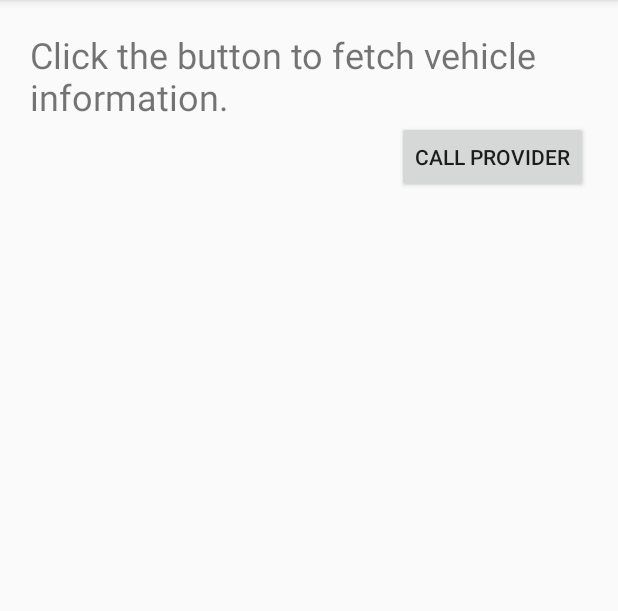
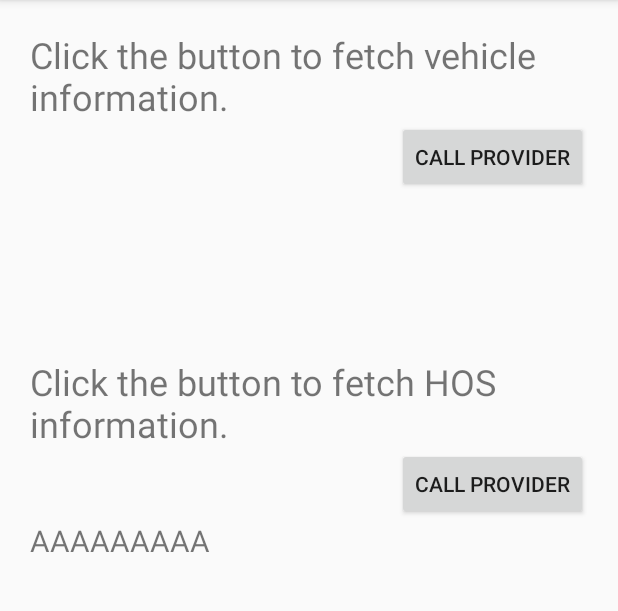
Before and after one commit to opencabstandard/opencab, an Android app: the screen it shows after launch (MainActivity), on a phone screen of 412 x 824 dp, the part 84-695 px from its top. Run offline under Robolectric (Android 15) with nearby library versions, the phone set to English and light mode, and no system bars; libraries missing offline, so code that uses them is left out: de.greenrobot.event, org.opencabstandard.provider; 2 statements that could not run were skipped.

Commit message:
adding consumer changes to support HOS clock durationSeconds

```diff
--- a/OpenCabConsumer/app/src/main/java/com/eleostech/exampleconsumer/MainActivity.java
+++ b/OpenCabConsumer/app/src/main/java/com/eleostech/exampleconsumer/MainActivity.java
@@ -1,32 +1,24 @@
 package com.eleostech.exampleconsumer;
 
-import androidx.appcompat.app.AppCompatActivity;
-
 import android.content.ContentResolver;
-import android.content.Intent;
 import android.net.Uri;
 import android.os.Bundle;
 import android.util.Log;
 import android.view.View;
 import android.view.ViewGroup;
 import android.widget.Button;
-import android.widget.EditText;
 import android.widget.TextView;
-import android.widget.Toast;
 
-import com.eleostech.exampleconsumer.R;
-import com.google.gson.Gson;
-import com.google.gson.JsonObject;
+import androidx.appcompat.app.AppCompatActivity;
 
 import org.opencabstandard.provider.VehicleInformationContract;
 
-import java.text.SimpleDateFormat;
-import java.util.ArrayList;
 import java.util.Calendar;
 import java.util.Date;
-import java.util.List;
 
 import de.greenrobot.event.EventBus;
+
+import org.opencabstandard.provider.HOSContract;
 
 public class MainActivity extends AppCompatActivity {
     private static final String LOG_TAG = MainActivity.class.getCanonicalName();
@@ -37,6 +29,9 @@ public class MainActivity extends AppCompatActivity {
     private TextView idView;
     private TextView gearView;
     private TextView errorView;
+    private TextView clockDuration;
+
+    private TextView clockErrorView;
 
     @Override
     protected void onCreate(Bundle savedInstanceState) {
@@ -50,13 +45,18 @@ public class MainActivity extends AppCompatActivity {
         gearView = findViewById(R.id.gear);
         errorView = findViewById(R.id.error);
 
+        clockDuration = findViewById(R.id.clock_duration);
+        clockErrorView = findViewById(R.id.clock_error);
+
         Button login = findViewById(R.id.login_button);
         login.setOnClickListener(new View.OnClickListener() {
-                                     @Override
-                                     public void onClick(View v) {
-                                         callProvider();
-                                     }
-                                 });
+            @Override
+            public void onClick(View v) {
+                callProvider();
+            }
+        });
+        Button hosButton = findViewById(R.id.hos_button);
+        hosButton.setOnClickListener(v -> callHOSProvider());
 
         EventBus.getDefault().register(this);
     }
@@ -89,7 +89,7 @@ public class MainActivity extends AppCompatActivity {
         errorView.setText("");
     }
 
-    private  Date addHoursToDate(Date date, int hours) {
+    private Date addHoursToDate(Date date, int hours) {
         Calendar calendar = Calendar.getInstance();
         calendar.setTime(date);
         calendar.add(Calendar.HOUR_OF_DAY, hours);
@@ -131,4 +131,49 @@ public class MainActivity extends AppCompatActivity {
         }
     }
 
+    private void callHOSProvider() {
+        Log.d(LOG_TAG, "callProvider()");
+        clear();
+        ContentResolver resolver = getApplicationContext().getContentResolver();
+        Uri authority = Uri.parse("content://" + HOSContract.AUTHORITY);
+        Bundle result = null;
+        try {
+            result = resolver.call(authority, "getHOS", "0.3", null);
+        } catch (Exception ex) {
+            Log.i(LOG_TAG, "Error calling provider: ", ex);
+            errorView.setText(ex.getMessage());
+            return;
+        }
+
+        if (result != null) {
+            Log.d(LOG_TAG, "Got result!");
+            result.setClassLoader(HOSContract.class.getClassLoader());
+            if (result.containsKey(HOSContract.KEY_HOS)) {
+                HOSContract.HOSStatus status = result.getParcelable(HOSContract.KEY_HOS);
+                Log.d(LOG_TAG, "Got clocks");
+                String clockString = null;
+                if (status != null && status.getClocks() != null && status.getClocks().size() > 0) {
+
+                    for (HOSContract.Clock clock : status.getClocks()) {
+                        if (clock.getDurationSeconds() != null) {
+                            if (clockString != null) {
+                                clockString = clockString + ";";
+                                clockString = clockString + "Clock duration: " + clock.getDurationSeconds().toString();
+                            } else {
+                                clockString = "Clock duration: " + clock.getDurationSeconds().toString();
+                            }
+                        }
+                    }
+                }
+                clockDuration.setText(clockString != null ? clockString : "Found no clock with duration");
+            } else if (result.containsKey(HOSContract.KEY_ERROR)) {
+                String error = result.getString(HOSContract.KEY_ERROR);
+                Log.d(LOG_TAG, "Error: " + error);
+                clockErrorView.setText(error);
+            }
+        } else {
+            Log.d(LOG_TAG, "Result from provider is null.");
+            clockErrorView.setText("Result from provider is null.");
+        }
+    }
 }
--- a/OpenCabConsumer/app/src/main/res/layout/activity_main.xml
+++ b/OpenCabConsumer/app/src/main/res/layout/activity_main.xml
@@ -60,6 +60,46 @@
             android:textSize="20sp"/>
 
     </LinearLayout>
+    <LinearLayout
+        android:id="@+id/hos_container"
+        android:layout_width="wrap_content"
+        android:layout_height="wrap_content"
+        android:layout_below="@+id/login_container"
+        android:orientation="vertical"
+        android:layout_centerInParent="false">
+
+        <TextView
+            android:layout_width="wrap_content"
+            android:layout_height="wrap_content"
+            android:text="Click the button to fetch HOS information."
+            android:textSize="24sp"/>
+
+        <Button
+            android:id="@+id/hos_button"
+            android:layout_width="wrap_content"
+            android:layout_height="wrap_content"
+            android:layout_gravity="right"
+            android:text="Call Provider"/>
+
+        <TextView
+            android:id="@+id/clock_duration"
+            android:layout_width="wrap_content"
+            android:layout_height="wrap_content"
+            android:layout_alignParentTop="true"
+            android:layout_alignParentEnd="true"
+            android:text="AAAAAAAAA"
+            android:textSize="20sp"/>
+
+        <TextView
+            android:id="@+id/clock_error"
+            android:layout_width="wrap_content"
+            android:layout_height="wrap_content"
+            android:layout_alignParentTop="true"
+            android:layout_alignParentEnd="true"
+            android:textColor="@android:color/holo_red_dark"
+            android:textSize="20sp"/>
+
+    </LinearLayout>
 
 
 </RelativeLayout>
--- a/OpenCabProvider/app/src/main/java/org/opencabstandard/provider/AbstractHOSProvider.java
+++ b/OpenCabProvider/app/src/main/java/org/opencabstandard/provider/AbstractHOSProvider.java
@@ -11,6 +11,8 @@ import androidx.annotation.NonNull;
 import androidx.annotation.Nullable;
 
 import java.util.ArrayList;
+
+import org.opencabstandard.provider.HOSContract;
 
 /**
  * An abstract ContentProvider that implements the {@link HOSContract}.  The provider app can choose
```
Also changed, not shown: OpenCabProvider/app/src/main/java/org/opencabstandard/provider/HOSContract.java (+52 -24 lines).
